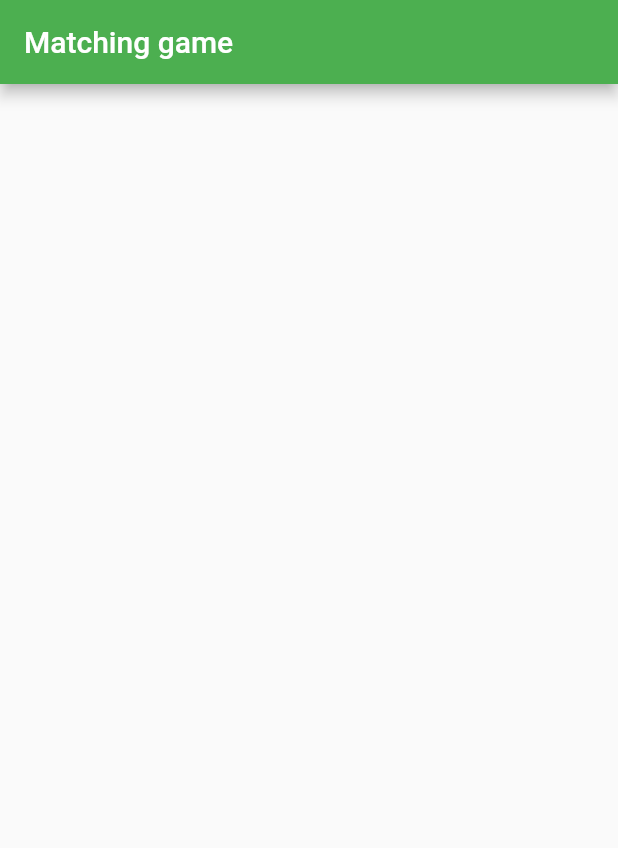
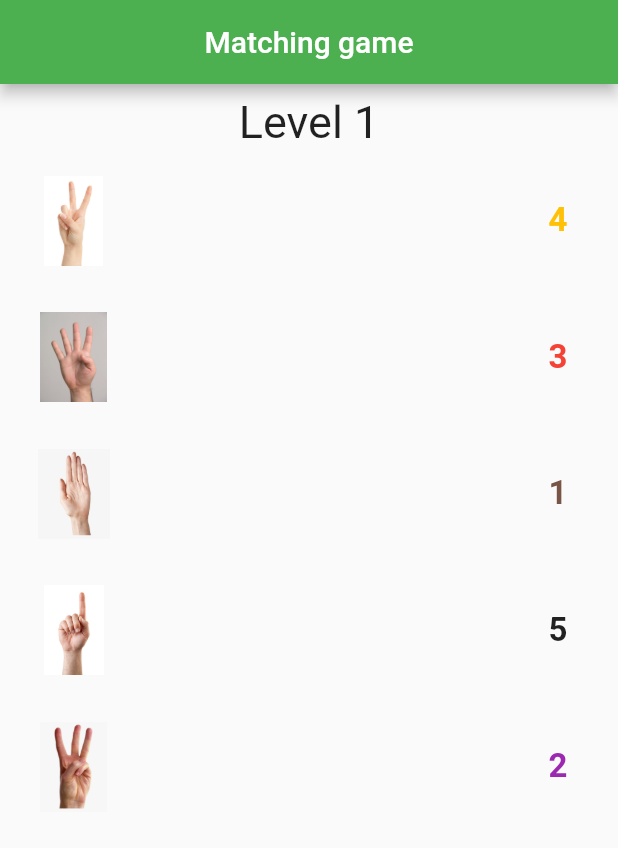
Before and after one commit to zeeshi045/Flutter-Projects, a Flutter app: the screen it shows after launch, on a phone screen of 412 x 824 dp. Shown: the top 848 px of the screen. Run offline on Flutter 3.47's test engine with Material 2 defaults, Android fonts, the phone set to English and light mode, and no system bars; our stand-ins replace auto_size_text.

Commit message:
design lvl 1
design draw kiya han

```diff
--- a/matching_game/lib/main.dart
+++ b/matching_game/lib/main.dart
@@ -50,11 +50,12 @@ class SecondScreen extends StatelessWidget {
   @override
   Widget build(BuildContext context) {
     return MaterialApp(
-        title: 'Splash Screen',
         theme: ThemeData(
         primarySwatch: Colors.green,
     ),
     home: home(),
+      debugShowCheckedModeBanner: false,
+
     );
   }
 }
@@ -71,6 +72,139 @@ class _homeState extends State<home> {
     return Scaffold(
       appBar: AppBar(
         title:Text('Matching game'),
+        centerTitle: true,
+      ),
+      body: Padding(
+        padding: const EdgeInsets.all(8.0),
+        child: Column(
+          children:[
+            Text('Level 1',
+              style: TextStyle(
+                fontSize:30,
+                color: Colors.black87,
+              ),
+            ),
+          SizedBox(height: 10,),
+            Row(
+              children: [
+                TextButton(
+                  onPressed:(){},
+                  child: Image.asset("images/2.JPG",
+                    height: 60,
+                    width: 66,
+                  ),
+                ),
+                Spacer(),
+                TextButton(
+                  onPressed:(){},
+                  child: Text('4',
+                    style: TextStyle(
+                      fontSize:22,
+                      color: Colors.amber,
+                      fontWeight: FontWeight.bold,
+                    ),
+                  ),
+                ),
+              ],
+
+            ),
+            SizedBox(height: 15,),
+            Row(
+              children: [
+                TextButton(
+                  onPressed:(){},
+                  child: Image.asset("images/4.JPG",
+                    height: 60,
+                    width: 66,
+                  ),
+                ),
+                Spacer(),
+                TextButton(
+                  onPressed:(){},
+                  child: Text('3',
+                    style: TextStyle(
+                      fontSize:22,
+                      color: Colors.red,
+                      fontWeight: FontWeight.bold,
+                    ),
+                  ),
+                ),
+              ],
+            ),
+            SizedBox(height: 15,),
+            Row(
+              children: [
+                TextButton(
+                  onPressed:(){},
+                  child: Image.asset("images/5.png",
+                    height: 60,
+                    width: 66,
+                  ),
+                ),
+                Spacer(),
+                TextButton(
+                  onPressed:(){},
+                  child: Text('1',
+                    style: TextStyle(
+                      fontSize:22,
+                      color: Colors.brown,
+                      fontWeight: FontWeight.bold,
+                    ),
+                  ),
+                ),
+              ],
+
+            ),
+            SizedBox(height: 15,),
+            Row(
+              children: [
+                TextButton(
+                  onPressed:(){},
+                  child: Image.asset("images/1.JPG",
+                    height: 60,
+                    width: 66,
+                  ),
+                ),
+                Spacer(),
+                TextButton(
+                  onPressed:(){},
+                  child: Text('5',
+                    style: TextStyle(
+                      fontSize:22,
+                      color: Colors.black87,
+                      fontWeight: FontWeight.bold,
+                    ),
+                  ),
+                ),
+              ],
+
+            ),
+            SizedBox(height: 15,),
+            Row(
+              children: [
+                TextButton(
+                  onPressed:(){},
+                  child: Image.asset("images/3.png",
+                    height: 60,
+                    width: 66,
+                  ),
+                ),
+                Spacer(),
+                TextButton(
+                  onPressed:(){},
+                  child: Text('2',
+                    style: TextStyle(
+                      fontSize:22,
+                      color: Colors.purple,
+                      fontWeight: FontWeight.bold,
+                    ),
+                  ),
+                ),
+              ],
+
+            ),
+          ],
+        ),
       ),
     );
   }
```
Also changed, not shown: matching_game/images/1.JPG (added), matching_game/images/2.JPG (added), matching_game/images/3.png (added), matching_game/images/4.JPG (added), matching_game/images/5.png (added).
